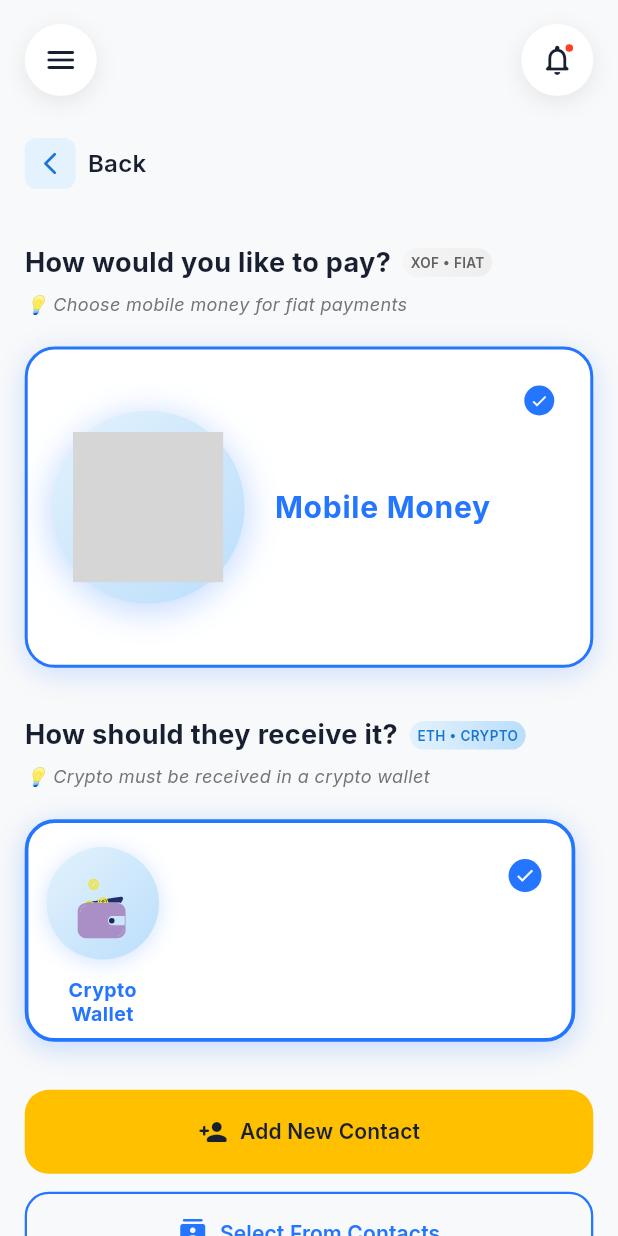
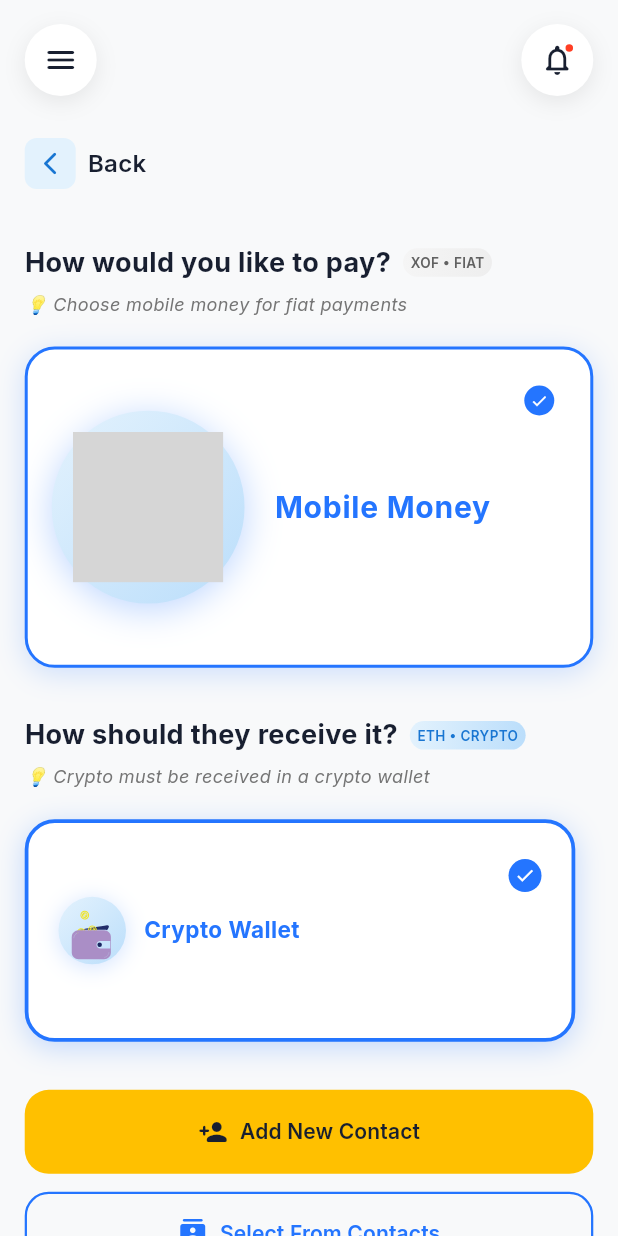
Before and after one commit to Flash-Technologies/flash_transfer_app, a Flutter app: the CashScreen screen opened by its route, on a phone screen of 412 x 824 dp. Run offline on Flutter 3.47's test engine with Material 3 defaults, Android fonts, the phone set to English and light mode, and no system bars; drawn by our look-alikes of flutter_animate; our stand-ins replace app_links, cached_network_image, camera, confetti, dio, equatable and 14 more; missing offline and left inert: flutter_facebook_auth, reown_appkit; accounts and stored records are empty; network calls fail; statements that could not run were skipped; grey boxes are pictures that could not be loaded.

Commit message:
Refactor cash screen layout for improved UI presentation
- Changed the layout from a column to a row for better alignment of the icon and text.
- Adjusted dimensions of the icon for a more compact design.
- Enhanced text styling and alignment for improved readability and visual appeal.

```diff
--- a/lib/presentation/home/cash_screen.dart
+++ b/lib/presentation/home/cash_screen.dart
@@ -778,12 +778,14 @@ class _CashScreenState extends ConsumerState<CashScreen> {
             children: [
               Opacity(
                 opacity: isEnabled ? 1.0 : 0.4,
-                child: Column(
-                  mainAxisAlignment: MainAxisAlignment.center,
+                child: Row(
+                  mainAxisAlignment: MainAxisAlignment.start,
                   children: [
+                    const SizedBox(width: 8),
+                    // Icon on the left
                     Container(
-                      height: 75,
-                      width: 75,
+                      height: 45,
+                      width: 45,
                       decoration: BoxDecoration(
                         gradient: LinearGradient(
                           colors: isActive
@@ -807,29 +809,35 @@ class _CashScreenState extends ConsumerState<CashScreen> {
                         ],
                       ),
                       child: Center(
-                        child: _getLottieAnimation(value, isActive, 55),
+                        child: _getLottieAnimation(value, isActive, 60),
                       ),
                     ),
-                    const SizedBox(height: 12),
-                    Padding(
-                      padding: const EdgeInsets.symmetric(horizontal: 4),
-                      child: Text(
-                        title,
+                    const SizedBox(width: 12),
+                    // Text on the right
+                    Expanded(
+                      child: Column(
+                        mainAxisAlignment: MainAxisAlignment.center,
+                        crossAxisAlignment: CrossAxisAlignment.start,
+                        children: [
+                          Text(
+                            title.replaceAll('\n', ' '),
                             style: TextStyle(
                               color: isActive
                                   ? const Color(0xFF2475FF)
                                   : const Color(0xFF424242),
                               fontWeight:
                                   isActive ? FontWeight.w700 : FontWeight.w600,
-                          fontSize: 13,
+                              fontSize: 15,
                               letterSpacing: 0.3,
                               height: 1.2,
                             ),
-                        textAlign: TextAlign.center,
                             maxLines: 2,
                             overflow: TextOverflow.ellipsis,
                           ),
+                        ],
                       ),
+                    ),
+                    const SizedBox(width: 8),
                   ],
                 ),
               ),
```
Lines whose indentation alone changed are shown as unchanged.
